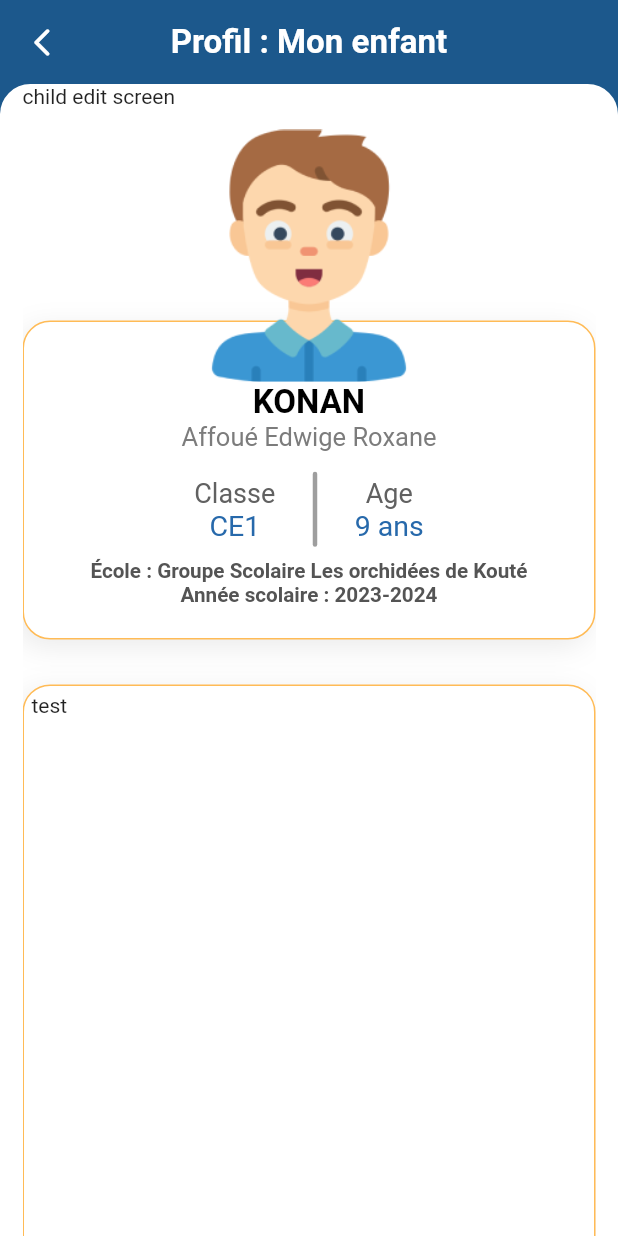
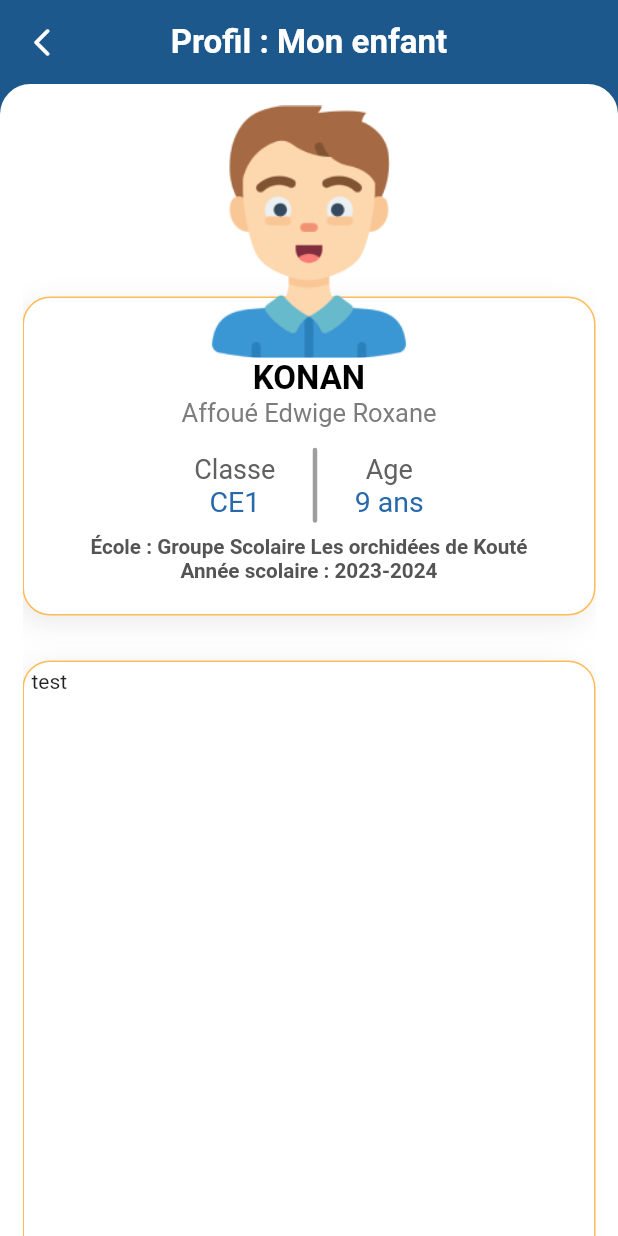
Before and after one commit to Keldy7/flutter_scolarApp, a Flutter app: the ChildScreen screen opened by its route, after a tap on "Modifier les informations", on a phone screen of 412 x 824 dp. Run offline on Flutter 3.47's test engine with Material 2 defaults, Android fonts, the phone set to English and light mode, and no system bars; our stand-ins replace carousel_slider, dotted_border, figma_squircle, file_picker, flutter_screenutil, flutter_svg and 7 more; accounts and stored records are empty; Roboto replaces fonts that are missing (Montserrat, Nunito).

Commit message:
Légères modifications

```diff
--- a/lib/app/ui/models/model_category.dart
+++ b/lib/app/ui/models/model_category.dart
@@ -1,7 +1,7 @@
 class ModelCategory {
   String title;
   String image;
-  String namePage;
+  String page;
 
-  ModelCategory(this.title, this.image, this.namePage);
+  ModelCategory(this.title, this.image, this.page);
 }
--- a/lib/app/ui/screens/child/child_screen.dart
+++ b/lib/app/ui/screens/child/child_screen.dart
@@ -4,6 +4,7 @@ import 'package:get/get.dart';
 import 'package:scolar_pay/app/data/fake_data.dart';
 import 'package:scolar_pay/app/ui/styles/colors.dart';
 import 'package:scolar_pay/app/utils/constant.dart';
+import 'package:scolar_pay/app/utils/image_keys.dart';
 
 import '../../../utils/label_keys.dart';
 import '../../../utils/routes.dart';
@@ -69,10 +70,6 @@ class _ChildScreenState extends State<ChildScreen> {
                                         offset: Offset(-4, 5),
                                         blurRadius: 16)
                                   ]),
-                              // decoration: BoxDecoration(
-                              //   borderRadius: BorderRadius.circular(30),
-                              //   color: primaryColor,
-                              // ),
                               child: Column(
                                 mainAxisAlignment: MainAxisAlignment.center,
                                 crossAxisAlignment: CrossAxisAlignment.center,
@@ -80,36 +77,25 @@ class _ChildScreenState extends State<ChildScreen> {
                                   const SizedBox(
                                     height: 20,
                                   ),
-                                  Text(
-                                    'KONAN',
-                                    style: TextStyle(
-                                        color: blackColor,
-                                        fontFamily: 'Nunito',
-                                        fontSize: 22,
-                                        fontWeight: FontWeight.bold),
-                                  ),
-                                  getCustomFont("Affoué Edwige Roxane", 18,
+                                  getCustomFont("KONAN", 22, blackColor, 1,
+                                      fontWeight: FontWeight.bold),
+                                  getCustomFont("Affoué Edwige Roxane", 19,
                                       getFontGreyColor(context), 1,
                                       fontWeight: FontWeight.w600),
-                                  const SizedBox(
-                                    height: 2,
-                                  ),
+                                  2.h.verticalSpace,
                                   Row(
                                     mainAxisAlignment: MainAxisAlignment.center,
                                     children: [
                                       Column(
                                         children: [
-                                          getCustomFont("Classe", 18,
-                                              getFontGreyColor(context), 1,
+                                          getCustomFont(Labels.classeKey, 18,
+                                              blackColor, 1,
                                               fontWeight: FontWeight.w500),
-                                          const SizedBox(
-                                            height: 2,
-                                          ),
-                                          const Text(
+                                          2.h.verticalSpace,
+                                          Text(
                                             'CE1',
                                             style: TextStyle(
-                                                color: Color.fromRGBO(
-                                                    39, 105, 171, 1),
+                                                color: getAccentColor(context),
                                                 fontFamily: 'Nunito',
                                                 fontSize: 19,
                                                 fontWeight: FontWeight.bold),
@@ -127,23 +113,20 @@ class _ChildScreenState extends State<ChildScreen> {
                                           decoration: BoxDecoration(
                                             borderRadius:
                                                 BorderRadius.circular(100),
-                                            color: Colors.grey,
+                                            color: secondaryColor,
                                           ),
                                         ),
                                       ),
                                       Column(
                                         children: [
-                                          getCustomFont("Age", 18,
-                                              getFontGreyColor(context), 1,
+                                          getCustomFont(
+                                              Labels.ageKey, 18, blackColor, 1,
                                               fontWeight: FontWeight.w500),
-                                          const SizedBox(
-                                            height: 2,
-                                          ),
-                                          const Text(
+                                          2.h.verticalSpace,
+                                          Text(
                                             '9 ans',
                                             style: TextStyle(
-                                                color: Color.fromRGBO(
-                                                    39, 105, 171, 1),
+                                                color: getAccentColor(context),
                                                 fontFamily: 'Nunito',
                                                 fontSize: 19,
                                                 fontWeight: FontWeight.bold),
@@ -159,9 +142,7 @@ class _ChildScreenState extends State<ChildScreen> {
                                           3,
                                           fontWeight: FontWeight.w600)
                                       .paddingSymmetric(horizontal: 15),
-                                  const SizedBox(
-                                    height: 5,
-                                  ),
+                                  5.h.verticalSpace,
                                   getCustomFont(
                                       "${Constant.addColonToLabel(Labels.academicYearKey)} 2023-2024",
                                       15,
@@ -178,12 +159,14 @@ class _ChildScreenState extends State<ChildScreen> {
                               right: 0,
                               child: Center(
                                 child: Container(
-                                  child: Image.asset(
-                                    'assets/images/png/girl.png',
-                                    width: innerWidth * 0.45,
-                                    height: innerHeight * 0.5,
-                                    fit: BoxFit.fitWidth,
-                                  ),
+                                  child: getAssetImage(context, Images.boyPng,
+                                      innerWidth * 0.45, innerHeight * 0.5),
+                                  // Image.asset(
+                                  //   'assets/images/png/girl.png',
+                                  //   width: innerWidth * 0.45,
+                                  //   height: innerHeight * 0.5,
+                                  //   fit: BoxFit.fitWidth,
+                                  // ),
                                 ),
                               )),
                         ]);
@@ -285,7 +268,7 @@ class _ChildScreenState extends State<ChildScreen> {
                                       nameSvg: category.image,
                                       onTapWigdet: () {
                                         Constant.goToNextPage(
-                                            context, category.namePage);
+                                            context, category.page);
                                       });
                                 },
                               )
--- a/lib/app/ui/screens/child/edit_child_screen.dart
+++ b/lib/app/ui/screens/child/edit_child_screen.dart
@@ -31,7 +31,6 @@ class _EditChildScreenState extends State<EditChildScreen> {
             child: ListView(
           shrinkWrap: true,
           children: [
-            const Text("child edit screen"),
             Container(
                 height: height * 0.43,
                 child: LayoutBuilder(builder: (context, constraints) {
--- a/lib/app/ui/styles/colors.dart
+++ b/lib/app/ui/styles/colors.dart
@@ -16,8 +16,8 @@ Color indicatorColor = "#DEDEDE".toColor();
 Color itemGreyColor = "#E8E6E5".toColor();
 Color orangeColor = "#FF8F27".toColor();
 Color appBarColor = "#FEE3E4".toColor();
-Color blackColor= Colors.black;
-Color black40Color= "#7C7C7C".toColor();
+Color blackColor = Colors.black;
+Color black40Color = "#7C7C7C".toColor();
 Color dividerColor = "#E6E6E6".toColor();
 Color redFontColor = "#F44144".toColor();
 Color redBgColor = "#FFE9E9".toColor();
@@ -37,7 +37,7 @@ Color cardColor = "#FFFBF8".toColor();
 Color shadowColor = Colors.black12;
 Color shadowLigthColor = "#E6E6E6".toColor();
 Color greyIconColor = "#BEC4D3".toColor();
-
+Color greyColor = Colors.grey;
 
 Color getAccentColor(BuildContext context) {
   return getCurrentTheme(context).colorScheme.secondary;
@@ -81,7 +81,10 @@ ThemeData getLightThemeData() {
       canvasColor: "#F7F8FB".toColor(),
       dividerColor: "#D7DDEC".toColor(),
       indicatorColor: "#F9F9F9".toColor(),
-      shadowColor: const Color.fromRGBO(131, 157, 216, 0.11999999731779099), colorScheme: ColorScheme.fromSwatch().copyWith(secondary: accentColor).copyWith(background: "#E5E5E5".toColor()));
+      shadowColor: const Color.fromRGBO(131, 157, 216, 0.11999999731779099),
+      colorScheme: ColorScheme.fromSwatch()
+          .copyWith(secondary: accentColor)
+          .copyWith(background: "#E5E5E5".toColor()));
 }
 
 ThemeData getDarkThemeData() {
@@ -102,7 +105,10 @@ ThemeData getDarkThemeData() {
         titleMedium: TextStyle(color: "#FFFFFF".toColor()),
         titleSmall: TextStyle(color: "#A6ADBE".toColor()),
         titleLarge: TextStyle(color: "#FFFFFF".toColor()),
-      ), colorScheme: ColorScheme.fromSwatch().copyWith(secondary: accentColor).copyWith(background: "#161E2D".toColor()));
+      ),
+      colorScheme: ColorScheme.fromSwatch()
+          .copyWith(secondary: accentColor)
+          .copyWith(background: "#161E2D".toColor()));
 }
 
 getFontHint(BuildContext context) {
@@ -121,7 +127,7 @@ extension ColorExtension on String {
   toColor() {
     var hexColor = replaceAll("#", "");
     if (hexColor.length == 6) {
-      hexColor = "FF" + hexColor;
+      hexColor = "FF$hexColor";
     }
     if (hexColor.length == 8) {
       return Color(int.parse("0x$hexColor"));
--- a/lib/app/utils/constant.dart
+++ b/lib/app/utils/constant.dart
@@ -45,6 +45,10 @@ class Constant {
         designSize: Size(width, height), minTextAdapt: true);
   }
 
+  static double getButtonHeightFigma() {
+    return 56.h;
+  }
+
   static backToPrev(BuildContext context) {
     Get.back();
   }
@@ -68,7 +72,7 @@ class Constant {
   }
 
   static String getFormattedDate(String date, bool simple) {
-    try{
+    try {
       DateTime tempDate = DateFormat("yyyy-MM-dd HH:mm:ss").parse(date);
       String format = simple ? "dd MMM yyyy" : "dd MMMM yyyy, hh:mm";
       DateFormat newFormat = DateFormat(format);
--- a/lib/app/utils/label_keys.dart
+++ b/lib/app/utils/label_keys.dart
@@ -11,11 +11,16 @@ class Labels {
   static String alreadyAccountKey = "Vous avez déjà un compte ? ";
   static String createAccountKey = "Créer un compte";
   static String gladMeetKey = "Heureux de vous revoir !";
+  static String passwordKey = "Mot de passe";
+  static String confirmPasswordKey = "Confirmer le mot de passe";
+  static String forgetPasswordKey = "Mot de passe oublié ?";
+
   // static String gladMeetKey = "Heureux de vous revoir !";
 
   static String getStartedKey = "Démarrer";
   static String continuerKey = "Continuer";
   static String suivantKey = "Suivant";
+  static String retourKey = "Retour";
   static String rechercherKey = "Rechercher...";
   static String selectionnerKey = "Sélectionner...";
 
@@ -42,6 +47,8 @@ class Labels {
   static String academicYearKey = "Année scolaire";
   static String classeKey = "Classe";
   static String ecoleKey = "École";
+  static String ageKey = "Âge";
+  static String adrMailKey = "Adresse mail";
 
 //Ponctualité
   static String ponctualiteKey = "Ponctualité";
@@ -80,10 +87,7 @@ class Labels {
   static String nomKey = "Nom de famille";
   static String prenomsKey = "Prénoms";
   static String numTelephoneKey = "Numéro de téléphone";
-  static String adrMailKey = "Adresse mail";
-  static String passwordKey = "Mot de passe";
-  static String confirmPasswordKey = "Confirmer le mot de passe";
-  static String forgetPasswordKey = "Mot de passe oublié ?";
+  // static String adrMailKey = "Adresse mail";
 
 //Réglages
   static String reglagesKey = "Réglages";
```
Also changed, not shown: lib/app/utils/widget_utils.dart (+54 -62 lines).
